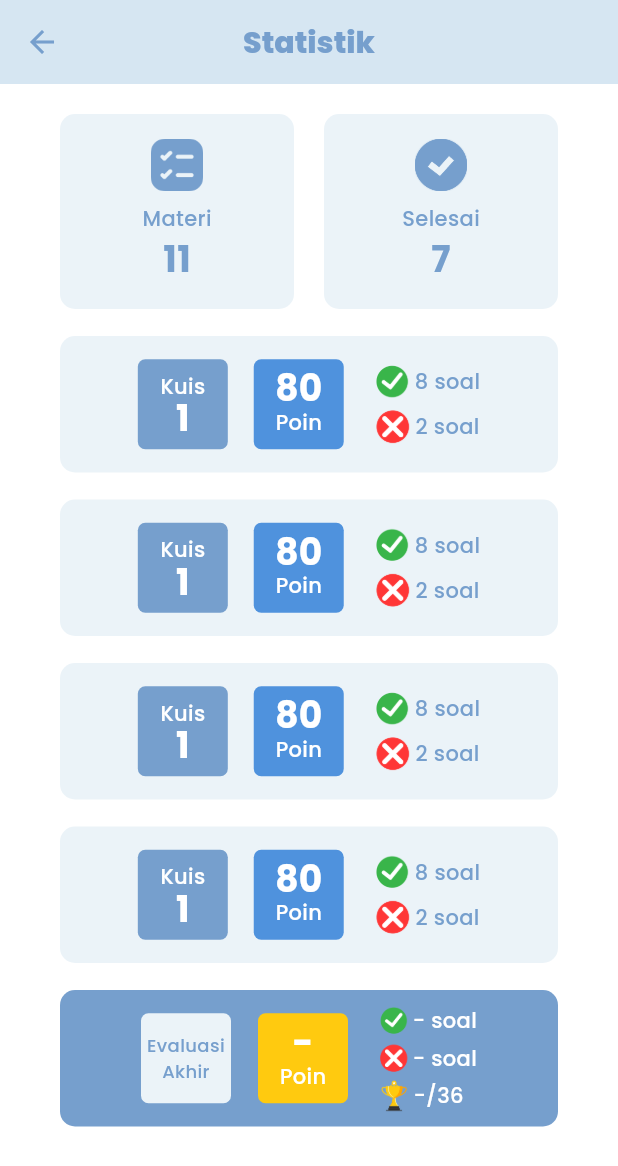
After one commit to 2001arman/terralith, a Flutter app: the StatisticUi screen opened by its route, on a phone screen of 412 x 824 dp. The commit adds this screen. Shown: the top 1166 px of the screen. Run offline on Flutter 3.47's test engine with Material 3 defaults, Android fonts, the phone set to English and light mode, and no system bars; our stand-ins replace flutter_easyloading, fluttertoast, get, google_fonts.

Commit message:
slicing: statistic ui

```diff
--- a/lib/core/app_route.dart
+++ b/lib/core/app_route.dart
@@ -7,6 +7,8 @@ import 'package:terralith/features/presentation/main/main_binding.dart';
 import 'package:terralith/features/presentation/main/main_ui.dart';
 import 'package:terralith/features/presentation/main/profile/profile_binding.dart';
 import 'package:terralith/features/presentation/main/profile/profile_ui.dart';
+import 'package:terralith/features/presentation/main/profile/statistic/statistic_binding.dart';
+import 'package:terralith/features/presentation/main/profile/statistic/statistic_ui.dart';
 
 class AppRoute {
   static const String initialRoute = LoginUi.namePath;
@@ -31,5 +33,10 @@ class AppRoute {
       page: () => ProfileUi(),
       binding: ProfileBinding(),
     ),
+    GetPage(
+      name: StatisticUi.namePath,
+      page: () => StatisticUi(),
+      binding: StatisticBinding(),
+    ),
   ];
 }
--- a/lib/features/presentation/main/main_ui.dart
+++ b/lib/features/presentation/main/main_ui.dart
@@ -130,8 +130,9 @@ class MainUi extends StatelessWidget {
 
     return Scaffold(
       backgroundColor: kWhiteColor,
-      body: Column(
-        crossAxisAlignment: CrossAxisAlignment.start,
+      body: ListView(
+        shrinkWrap: true,
+        padding: const EdgeInsets.only(bottom: 40),
         children: [
           topBarSection(),
           Padding(
@@ -142,8 +143,9 @@ class MainUi extends StatelessWidget {
                   blueTextStyle.copyWith(fontSize: 20, fontWeight: extraBold),
             ),
           ),
-          Expanded(
-            child: GridView.builder(
+          GridView.builder(
+            shrinkWrap: true,
+            physics: const NeverScrollableScrollPhysics(),
             gridDelegate: const SliverGridDelegateWithFixedCrossAxisCount(
               crossAxisCount: 2,
               crossAxisSpacing: 20,
@@ -169,13 +171,14 @@ class MainUi extends StatelessWidget {
                       state.homeItems[index].icon,
                       width: 90,
                     ),
-                      Text(
+                    FittedBox(
+                      child: Text(
                         state.homeItems[index].name,
                         style: darkBlueTextStyle.copyWith(
                             fontSize: 16, fontWeight: extraBold),
+                      ),
                     )
                   ],
-                  ),
                 ),
               ),
             ),
--- a/lib/features/presentation/main/profile/profile_ui.dart
+++ b/lib/features/presentation/main/profile/profile_ui.dart
@@ -1,6 +1,7 @@
 import 'package:flutter/material.dart';
 import 'package:get/get.dart';
 import 'package:terralith/features/presentation/main/profile/profile_logic.dart';
+import 'package:terralith/features/presentation/main/profile/statistic/statistic_ui.dart';
 import 'package:terralith/utility/shared/constants/constants_ui.dart';
 
 class ProfileUi extends StatelessWidget {
@@ -32,8 +33,11 @@ class ProfileUi extends StatelessWidget {
     Widget containerMenuItem({
       required String icon,
       required String title,
+      required VoidCallback onTap,
     }) {
-      return Container(
+      return GestureDetector(
+        onTap: onTap,
+        child: Container(
           width: double.infinity,
           height: 75,
           padding: const EdgeInsets.all(14),
@@ -70,6 +74,7 @@ class ProfileUi extends StatelessWidget {
                 color: kBlueColor,
               ),
             ],
+          ),
         ),
       );
     }
@@ -134,14 +139,17 @@ class ProfileUi extends StatelessWidget {
             containerMenuItem(
               icon: 'assets/icons/user.png',
               title: 'Ubah Profil',
+              onTap: () {},
             ),
             containerMenuItem(
               icon: 'assets/icons/statistik.png',
               title: 'Statistik',
+              onTap: () => Get.toNamed(StatisticUi.namePath),
             ),
             containerMenuItem(
               icon: 'assets/icons/logout.png',
               title: 'Keluar',
+              onTap: () {},
             ),
           ],
         ),
--- /dev/null
+++ b/lib/features/presentation/main/profile/statistic/statistic_binding.dart
@@ -0,0 +1,9 @@
+import 'package:get/get.dart';
+import 'package:terralith/features/presentation/main/profile/statistic/statistic_logic.dart';
+
+class StatisticBinding extends Bindings {
+  @override
+  void dependencies() {
+    Get.lazyPut(() => StatisticLogic());
+  }
+}
--- /dev/null
+++ b/lib/features/presentation/main/profile/statistic/statistic_logic.dart
@@ -0,0 +1,6 @@
+import 'package:get/get.dart';
+import 'package:terralith/features/presentation/main/profile/statistic/statistic_state.dart';
+
+class StatisticLogic extends GetxController {
+  final StatisticState state = StatisticState();
+}
--- /dev/null
+++ b/lib/features/presentation/main/profile/statistic/statistic_state.dart
@@ -0,0 +1 @@
+class StatisticState {}
--- /dev/null
+++ b/lib/features/presentation/main/profile/statistic/statistic_ui.dart
@@ -0,0 +1,296 @@
+import 'package:flutter/material.dart';
+import 'package:get/get.dart';
+import 'package:terralith/features/presentation/main/profile/statistic/statistic_logic.dart';
+
+import '../../../../../utility/shared/constants/constants_ui.dart';
+
+class StatisticUi extends StatelessWidget {
+  static const String namePath = '/statistic_page';
+  final logic = Get.find<StatisticLogic>();
+  final state = Get.find<StatisticLogic>().state;
+  StatisticUi({super.key});
+
+  @override
+  Widget build(BuildContext context) {
+    Widget topItemWidget({
+      required String icon,
+      required String title,
+      required String value,
+    }) {
+      return Expanded(
+        child: Container(
+          height: 130,
+          decoration: BoxDecoration(
+            borderRadius: BorderRadius.circular(10),
+            color: const Color(0xFFEBF3F8),
+          ),
+          child: Column(
+            mainAxisAlignment: MainAxisAlignment.center,
+            children: [
+              Image.asset(
+                icon,
+                width: 35,
+                height: 35,
+              ),
+              const SizedBox(height: 8),
+              Text(
+                title,
+                style: blueTextStyle.copyWith(fontWeight: medium),
+              ),
+              Text(
+                value,
+                style: blueTextStyle.copyWith(fontWeight: bold, fontSize: 24),
+              ),
+            ],
+          ),
+        ),
+      );
+    }
+
+    Widget quizPoinWidget() {
+      return Container(
+        width: double.infinity,
+        height: 91,
+        margin: const EdgeInsets.only(top: 18),
+        decoration: BoxDecoration(
+          borderRadius: BorderRadius.circular(10),
+          color: const Color(0xFFEBF3F8),
+        ),
+        child: Row(
+          children: [
+            const Spacer(flex: 3),
+            Container(
+              width: 60,
+              height: 60,
+              decoration: BoxDecoration(
+                borderRadius: BorderRadius.circular(5),
+                color: kBlueColor,
+              ),
+              child: Column(
+                mainAxisAlignment: MainAxisAlignment.center,
+                children: [
+                  Text(
+                    'Kuis',
+                    style: whiteTextStyle.copyWith(fontWeight: medium),
+                  ),
+                  Text(
+                    '1',
+                    style: whiteTextStyle.copyWith(
+                        fontWeight: bold, fontSize: 24, height: 24 / 24),
+                  ),
+                ],
+              ),
+            ),
+            const Spacer(),
+            Container(
+              width: 60,
+              height: 60,
+              decoration: BoxDecoration(
+                borderRadius: BorderRadius.circular(5),
+                color: kDarkBlueColor,
+              ),
+              child: Column(
+                mainAxisAlignment: MainAxisAlignment.center,
+                children: [
+                  Text(
+                    '80',
+                    style: whiteTextStyle.copyWith(
+                        fontWeight: bold, fontSize: 24, height: 24 / 24),
+                  ),
+                  Text(
+                    'Poin',
+                    style: whiteTextStyle.copyWith(fontWeight: medium),
+                  ),
+                ],
+              ),
+            ),
+            const Spacer(),
+            Column(
+              mainAxisAlignment: MainAxisAlignment.center,
+              children: [
+                Row(
+                  children: [
+                    Image.asset(
+                      'assets/icons/correct.png',
+                      width: 30,
+                      height: 30,
+                    ),
+                    Text(
+                      '8 soal',
+                      style: blueTextStyle.copyWith(fontWeight: medium),
+                    ),
+                  ],
+                ),
+                Row(
+                  children: [
+                    Image.asset(
+                      'assets/icons/wrong.png',
+                      width: 30,
+                      height: 30,
+                    ),
+                    Text(
+                      '2 soal',
+                      style: blueTextStyle.copyWith(fontWeight: medium),
+                    ),
+                  ],
+                ),
+              ],
+            ),
+            const Spacer(flex: 3),
+          ],
+        ),
+      );
+    }
+
+    Widget evaluasiWidget() {
+      return Container(
+        width: double.infinity,
+        height: 91,
+        margin: const EdgeInsets.only(top: 18),
+        decoration: BoxDecoration(
+          borderRadius: BorderRadius.circular(10),
+          color: kBlueColor,
+        ),
+        child: Row(
+          children: [
+            const Spacer(flex: 3),
+            Container(
+              width: 60,
+              height: 60,
+              decoration: BoxDecoration(
+                borderRadius: BorderRadius.circular(5),
+                color: const Color(0xFFEBF3F8),
+              ),
+              child: Center(
+                child: Text(
+                  'Evaluasi Akhir',
+                  style:
+                      blueTextStyle.copyWith(fontWeight: medium, fontSize: 12),
+                  textAlign: TextAlign.center,
+                ),
+              ),
+            ),
+            const Spacer(),
+            Container(
+              width: 60,
+              height: 60,
+              decoration: BoxDecoration(
+                borderRadius: BorderRadius.circular(5),
+                color: kYellowColor,
+              ),
+              child: Column(
+                mainAxisAlignment: MainAxisAlignment.center,
+                children: [
+                  Text(
+                    '-',
+                    style: whiteTextStyle.copyWith(
+                        fontWeight: bold, fontSize: 24, height: 24 / 24),
+                  ),
+                  Text(
+                    'Poin',
+                    style: whiteTextStyle.copyWith(fontWeight: medium),
+                  ),
+                ],
+              ),
+            ),
+            const Spacer(),
+            Column(
+              mainAxisAlignment: MainAxisAlignment.center,
+              children: [
+                Row(
+                  children: [
+                    Image.asset(
+                      'assets/icons/correct.png',
+                      width: 25,
+                      height: 25,
+                    ),
+                    Text(
+                      '- soal',
+                      style: whiteTextStyle.copyWith(fontWeight: medium),
+                    ),
+                  ],
+                ),
+                Container(
+                  width: 68,
+                  child: Row(
+                    children: [
+                      Image.asset(
+                        'assets/icons/wrong.png',
+                        width: 25,
+                        height: 25,
+                      ),
+                      Text(
+                        '- soal',
+                        style: whiteTextStyle.copyWith(fontWeight: medium),
+                      ),
+                    ],
+                  ),
+                ),
+                SizedBox(
+                  width: 67,
+                  child: Row(
+                    mainAxisAlignment: MainAxisAlignment.start,
+                    children: [
+                      Image.asset(
+                        'assets/icons/cup.png',
+                        width: 25,
+                        height: 25,
+                      ),
+                      const SizedBox(width: 0),
+                      Text(
+                        '-/36',
+                        style: whiteTextStyle.copyWith(fontWeight: medium),
+                      ),
+                    ],
+                  ),
+                ),
+              ],
+            ),
+            const Spacer(flex: 3),
+          ],
+        ),
+      );
+    }
+
+    return Scaffold(
+      backgroundColor: kWhiteColor,
+      appBar: AppBar(
+        iconTheme: IconThemeData(color: kBlueColor),
+        backgroundColor: kBlueSemiLightColor,
+        shadowColor: kBlackColor.withOpacity(0.25),
+        title: Text(
+          'Statistik',
+          style: blueTextStyle.copyWith(fontSize: 20, fontWeight: extraBold),
+        ),
+        centerTitle: true,
+      ),
+      body: ListView(
+        padding: const EdgeInsets.symmetric(vertical: 20, horizontal: 40),
+        children: [
+          // top item
+          Row(
+            children: [
+              topItemWidget(
+                icon: 'assets/icons/statistic-materi.png',
+                title: 'Materi',
+                value: '11',
+              ),
+              const SizedBox(width: 20),
+              topItemWidget(
+                icon: 'assets/icons/statistic-done.png',
+                title: 'Selesai',
+                value: '7',
+              ),
+            ],
+          ),
+          // quiz poin item
+          quizPoinWidget(),
+          quizPoinWidget(),
+          quizPoinWidget(),
+          quizPoinWidget(),
+          evaluasiWidget(),
+        ],
+      ),
+    );
+  }
+}
--- a/lib/utility/shared/constants/constants_ui.dart
+++ b/lib/utility/shared/constants/constants_ui.dart
@@ -12,6 +12,7 @@ Color kDarkBlueColor = const Color(0xFF4F92DD);
 Color kDarkBoldBlueColor = const Color(0xFF4F92DD);
 Color kBlueSemiLightColor = const Color(0xFFD6E6F2);
 Color kBlueLightColor = const Color(0xFFB9D7EA);
+Color kYellowColor = const Color(0xFFFFCA0F);
 
 TextStyle whiteTextStyle = GoogleFonts.poppins(color: Colors.white);
 TextStyle blackTextStyle = GoogleFonts.poppins(color: kBlackColor);
```
Also changed, not shown: assets/icons/correct.png (added), assets/icons/cup.png (added), assets/icons/statistic-done.png (added), assets/icons/statistic-materi.png (added), assets/icons/wrong.png (added). Lines whose indentation alone changed are shown as unchanged.
